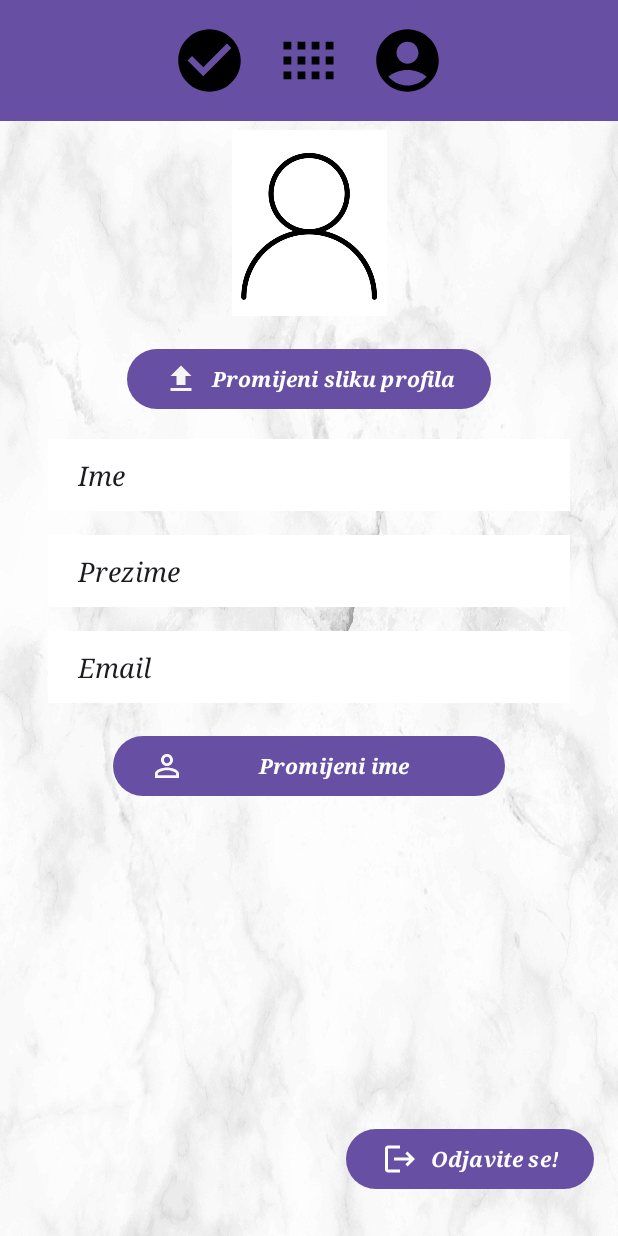
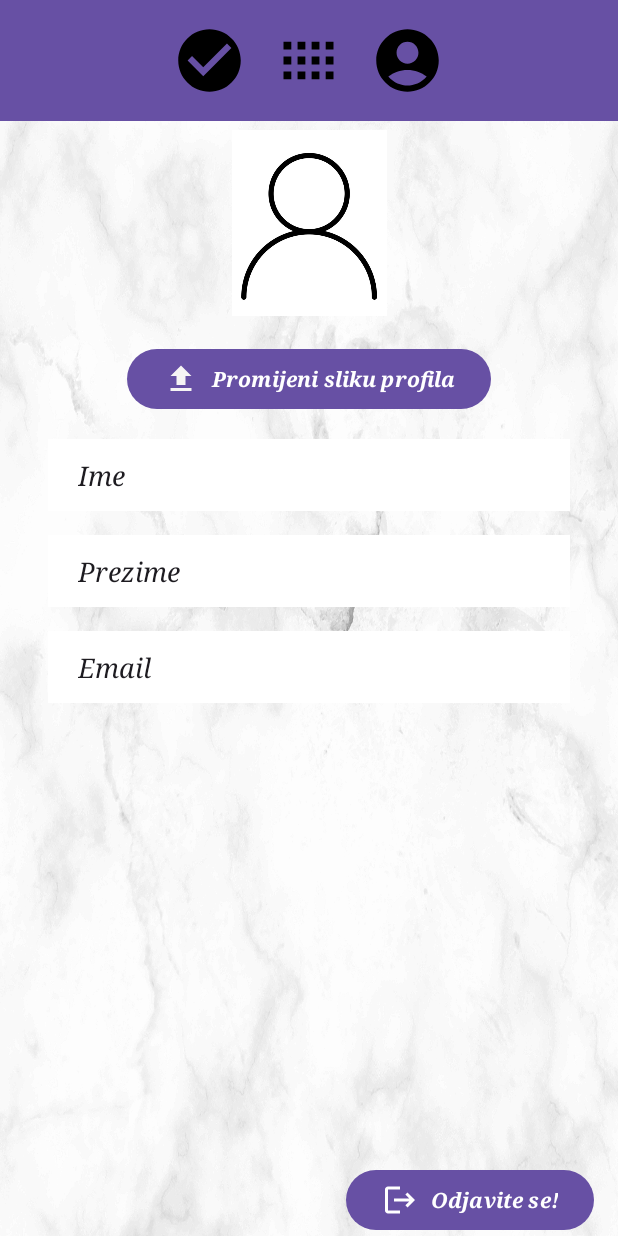
Before and after one commit to elizabetabeta/UniPlanner, an Android app: the ProfileActivity screen opened directly, with no data from a screen before it, on a phone screen of 412 x 824 dp. Run offline under Robolectric (Android 15) with nearby library versions, the phone set to English and light mode, and no system bars; our stand-ins replace Firebase (no records; nobody signed in at launch, a user with empty details on screens opened directly), Picasso.

Commit message:
Update funkcija za profilnu sliku.- dorada

```diff
--- a/app/src/main/java/ba/sum/fpmoz/uniplanner/ProfileActivity.java
+++ b/app/src/main/java/ba/sum/fpmoz/uniplanner/ProfileActivity.java
@@ -122,7 +122,7 @@ public class ProfileActivity extends AppCompatActivity {
             fileReference.putFile(imageUri)
                     .addOnSuccessListener(taskSnapshot -> {
                         progressDialog.dismiss();
-                        Toast.makeText(ProfileActivity.this, "Slika profila promijenja!", Toast.LENGTH_SHORT).show();
+                        Toast.makeText(ProfileActivity.this, "Slika profila promjenjena!", Toast.LENGTH_SHORT).show();
 
                         // Get the download URL and update the user's profile
                         fileReference.getDownloadUrl().addOnSuccessListener(uri -> {
--- a/app/src/main/res/layout/activity_profile.xml
+++ b/app/src/main/res/layout/activity_profile.xml
@@ -77,20 +77,7 @@
         app:layout_constraintStart_toStartOf="parent"
         app:layout_constraintTop_toBottomOf="@+id/changePictureButton" />
 
-    <Button
-        android:id="@+id/changeNameButton"
-        android:layout_width="match_parent"
-        android:layout_height="wrap_content"
-        android:layout_marginStart="75dp"
-        android:layout_marginTop="18dp"
-        android:layout_marginEnd="75dp"
-        android:drawableLeft="@drawable/name"
-        android:fontFamily="serif"
-        android:text="Promijeni ime"
-        android:textStyle="normal|bold|italic"
-        app:layout_constraintEnd_toEndOf="parent"
-        app:layout_constraintStart_toStartOf="parent"
-        app:layout_constraintTop_toBottomOf="@+id/emailTextView" />
+
 
     <EditText
         android:id="@+id/surnameTextView"
@@ -141,7 +128,6 @@
         android:textStyle="normal|bold|italic"
         app:layout_constraintBottom_toBottomOf="parent"
         app:layout_constraintEnd_toEndOf="parent"
-        app:layout_constraintTop_toBottomOf="@+id/changeNameButton"
         app:layout_constraintVertical_bias="0.877" />
 
 
```
